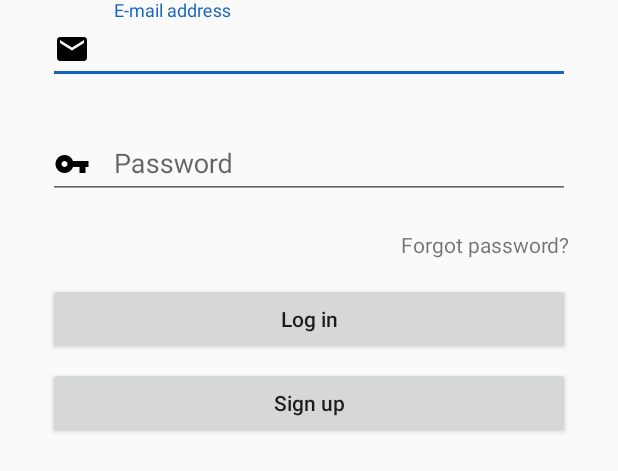
After one commit to catalinradoiu/MyMedicAndroid, an Android app: the layout login_activity.xml on its own in the app's theme, with its tools: preview values and no code run, on a phone screen of 412 x 824 dp. The commit adds this screen. Shown: the top 471 px of the screen. Run offline under Robolectric (Android 15) with nearby library versions, the phone set to English and light mode, and no system bars.

Commit message:
Add LoginActivity with basic layout
 Move RegistrationActivity with related view model to a separate package.

```diff
--- a/app/src/main/AndroidManifest.xml
+++ b/app/src/main/AndroidManifest.xml
@@ -10,7 +10,8 @@
         android:roundIcon="@mipmap/ic_launcher_round"
         android:supportsRtl="true"
         android:theme="@style/AppTheme">
-        <activity android:name=".feature.authentication.RegistrationActivity"
+        <activity
+            android:name=".feature.authentication.registration.RegistrationActivity"
             android:label="@string/register_now">
             <intent-filter>
                 <action android:name="android.intent.action.MAIN" />
@@ -19,9 +20,10 @@
             </intent-filter>
         </activity>
         <activity
-            android:name=".feature.LoginActivity"
+            android:name=".feature.authentication.login.LoginActivity"
             android:label="@string/title_activity_authentication"
             android:theme="@style/AppTheme.NoActionBar"/>
+
     </application>
 
 </manifest>
--- a/app/src/main/java/com/catalin/mymedic/component/ApplicationComponent.kt
+++ b/app/src/main/java/com/catalin/mymedic/component/ApplicationComponent.kt
@@ -1,6 +1,6 @@
 package com.catalin.mymedic.component
 
-import com.catalin.mymedic.feature.authentication.RegistrationActivity
+import com.catalin.mymedic.feature.authentication.registration.RegistrationActivity
 import dagger.Component
 import javax.inject.Singleton
 
--- a/app/src/main/java/com/catalin/mymedic/feature/LoginActivity.kt
+++ b/app/src/main/java/com/catalin/mymedic/feature/authentication/login/LoginActivity.kt
@@ -1,13 +1,17 @@
-package com.catalin.mymedic.feature
+package com.catalin.mymedic.feature.authentication.login
 
+import android.os.Bundle
 import android.support.v7.app.AppCompatActivity
-import android.os.Bundle
 import com.catalin.mymedic.R
 
+/**
+ * @author catalinradoiu
+ * @since 4/6/2018
+ */
 class LoginActivity : AppCompatActivity() {
 
     override fun onCreate(savedInstanceState: Bundle?) {
         super.onCreate(savedInstanceState)
-        setContentView(R.layout.activity_login)
+        setContentView(R.layout.login_activity)
     }
 }
--- a/app/src/main/java/com/catalin/mymedic/feature/authentication/RegistrationActivity.kt
+++ b/app/src/main/java/com/catalin/mymedic/feature/authentication/registration/RegistrationActivity.kt
@@ -1,4 +1,4 @@
-package com.catalin.mymedic.feature.authentication
+package com.catalin.mymedic.feature.authentication.registration
 
 import android.arch.lifecycle.ViewModelProviders
 import android.databinding.DataBindingUtil
@@ -26,7 +26,8 @@ class RegistrationActivity : AppCompatActivity() {
     override fun onCreate(savedInstanceState: Bundle?) {
         super.onCreate(savedInstanceState)
         (application as MyMedicApplication).applicationComponent.inject(this)
-        registrationViewModel = ViewModelProviders.of(this, viewModelFactory).get(RegistrationViewModel::class.java)
+        registrationViewModel =
+                ViewModelProviders.of(this, viewModelFactory).get(RegistrationViewModel::class.java)
         binding = DataBindingUtil.setContentView(this, R.layout.registration_activity)
         binding.viewModel = registrationViewModel
         initListeners()
@@ -49,10 +50,4 @@ class RegistrationActivity : AppCompatActivity() {
     private fun displaySnackBar(message: String) {
         operationSnackbar = operationSnackbar.newLongSnackbar(binding.registrationRoot, message)
     }
-
-    companion object {
-        private const val START_YEAR = 1920
-        private const val START_MONTH = 1
-        private const val START_DAY = 1
-    }
 }
--- a/app/src/main/java/com/catalin/mymedic/feature/authentication/RegistrationViewModel.kt
+++ b/app/src/main/java/com/catalin/mymedic/feature/authentication/registration/RegistrationViewModel.kt
@@ -1,4 +1,4 @@
-package com.catalin.mymedic.feature.authentication
+package com.catalin.mymedic.feature.authentication.registration
 
 import android.arch.lifecycle.ViewModel
 import android.arch.lifecycle.ViewModelProvider
@@ -61,7 +61,9 @@ internal class RegistrationViewModel(private val usersRepository: UsersRepositor
      */
     class RegistrationViewModelProvider @Inject constructor(private val usersRepository: UsersRepository) : ViewModelProvider.Factory {
         @Suppress("UNCHECKED_CAST")
-        override fun <T : ViewModel?> create(modelClass: Class<T>): T = (RegistrationViewModel(usersRepository) as T)
+        override fun <T : ViewModel?> create(modelClass: Class<T>): T = (RegistrationViewModel(
+            usersRepository
+        ) as T)
     }
 
     sealed class OperationResult {
--- a/app/src/main/res/layout/activity_login.xml
+++ /dev/null
@@ -1,13 +0,0 @@
-<?xml version="1.0" encoding="utf-8"?>
-<RelativeLayout xmlns:android="http://schemas.android.com/apk/res/android"
-    xmlns:app="http://schemas.android.com/apk/res-auto"
-    xmlns:tools="http://schemas.android.com/tools"
-    android:layout_width="match_parent"
-    android:layout_height="match_parent"
-    tools:context="com.catalin.mymedic.feature.LoginActivity">
-
-    <TextView
-        android:layout_width="wrap_content"
-        android:layout_height="wrap_content" />
-
-</RelativeLayout>
--- /dev/null
+++ b/app/src/main/res/layout/login_activity.xml
@@ -0,0 +1,79 @@
+<?xml version="1.0" encoding="utf-8"?>
+<LinearLayout xmlns:android="http://schemas.android.com/apk/res/android"
+    xmlns:app="http://schemas.android.com/apk/res-auto"
+    android:layout_width="match_parent"
+    android:layout_height="match_parent"
+    android:orientation="vertical">
+
+    <android.support.design.widget.TextInputLayout
+        android:id="@+id/login_email_layout"
+        android:layout_width="match_parent"
+        android:layout_height="wrap_content"
+        android:layout_marginEnd="@dimen/secondary_margin"
+        android:layout_marginStart="@dimen/secondary_margin"
+        app:errorEnabled="true">
+
+        <android.support.design.widget.TextInputEditText
+            android:id="@+id/login_email_input"
+            android:layout_width="match_parent"
+            android:layout_height="match_parent"
+            android:drawablePadding="@dimen/primary_margin"
+            android:drawableStart="@drawable/ic_mail_24dp"
+            android:hint="@string/email_address"
+            android:inputType="textEmailAddress"
+            android:maxLines="1"
+            app:drawableTint="@{@color/light_gray}" />
+
+    </android.support.design.widget.TextInputLayout>
+
+    <android.support.design.widget.TextInputLayout
+        android:id="@+id/login_password_layout"
+        android:layout_width="match_parent"
+        android:layout_height="wrap_content"
+        android:layout_marginEnd="@dimen/secondary_margin"
+        android:layout_marginStart="@dimen/secondary_margin"
+        app:errorEnabled="true">
+
+        <android.support.design.widget.TextInputEditText
+            android:id="@+id/login_password_input"
+            android:layout_width="match_parent"
+            android:layout_height="match_parent"
+            android:drawablePadding="@dimen/primary_margin"
+            android:drawableStart="@drawable/ic_key_24dp"
+            android:hint="@string/password"
+            android:inputType="textPassword"
+            android:maxLines="1"
+            app:drawableTint="@{@color/light_gray}" />
+
+    </android.support.design.widget.TextInputLayout>
+
+    <TextView
+        android:id="@+id/forgot_password_text"
+        android:layout_width="wrap_content"
+        android:layout_height="wrap_content"
+        android:layout_gravity="end"
+        android:layout_marginEnd="@dimen/secondary_margin"
+        android:background="?attr/selectableItemBackground"
+        android:text="@string/login_forgot_password" />
+
+    <Button
+        android:id="@+id/login_button"
+        android:layout_width="match_parent"
+        android:layout_height="wrap_content"
+        android:layout_marginEnd="@dimen/secondary_margin"
+        android:layout_marginStart="@dimen/secondary_margin"
+        android:layout_marginTop="@dimen/primary_margin"
+        android:text="@string/login"
+        android:textAllCaps="false" />
+
+    <Button
+        android:id="@+id/sign_up_button"
+        android:layout_width="match_parent"
+        android:layout_height="wrap_content"
+        android:layout_marginEnd="@dimen/secondary_margin"
+        android:layout_marginStart="@dimen/secondary_margin"
+        android:layout_marginTop="8dp"
+        android:text="@string/sign_up"
+        android:textAllCaps="false" />
+
+</LinearLayout>
--- a/app/src/main/res/layout/registration_activity.xml
+++ b/app/src/main/res/layout/registration_activity.xml
@@ -6,7 +6,7 @@
 
         <variable
             name="viewModel"
-            type="com.catalin.mymedic.feature.authentication.RegistrationViewModel" />
+            type="com.catalin.mymedic.feature.authentication.registration.RegistrationViewModel" />
     </data>
 
     <android.support.design.widget.CoordinatorLayout
--- a/app/src/main/res/layout/user_details_view.xml
+++ b/app/src/main/res/layout/user_details_view.xml
@@ -5,7 +5,7 @@
 
         <variable
             name="viewModel"
-            type="com.catalin.mymedic.feature.authentication.RegistrationViewModel" />
+            type="com.catalin.mymedic.feature.authentication.registration.RegistrationViewModel" />
     </data>
 
     <android.support.constraint.ConstraintLayout xmlns:android="http://schemas.android.com/apk/res/android"
--- a/app/src/main/res/values/strings.xml
+++ b/app/src/main/res/values/strings.xml
@@ -12,6 +12,9 @@
     <string name="birth_date">Birth date</string>
     <string name="gender">Gender</string>
     <string name="registration_success_with_confirmation_sent">A confirmation email has been sent to your address</string>
+    <string name="login">Log in</string>
+    <string name="sign_up">Sign up</string>
+    <string name="login_forgot_password">Forgot password?</string>
     <string-array name="genders">
         <item>Male</item>
         <item>Female</item>
```
